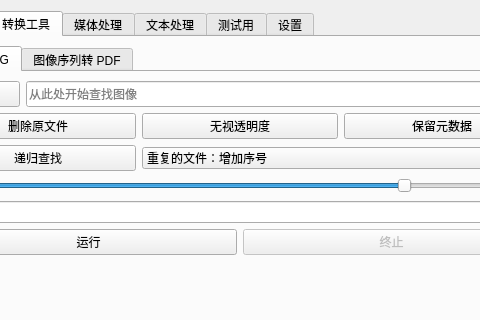
Above: app.ui from XJF2332/JABORT before the change; both pictures show x 93 to 573 and y 0 to 320 of the 666 by 677 pixel window. Below: the same form after it.
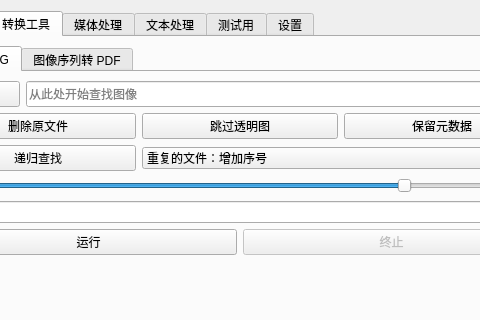
That is the form after the change. The open tabs and pages were chosen to show the change. Icons and pictures are not drawn.

Commit message: 新增：PNG转JPG的新错误码支持；优化：UI

What changed in the file:
```diff
--- a/app.ui
+++ b/app.ui
@@ -274,7 +274,7 @@
              <item row="0" column="1">
               <widget class="QPushButton" name="PNG2JPGIngoreAlpha">
                <property name="text">
-                <string>无视透明度</string>
+                <string>跳过透明图</string>
                </property>
                <property name="checkable">
                 <bool>true</bool>
```
Left out of the diff: 2 changed lines with no effect on the pictures. The commit also changes 7 other files.
